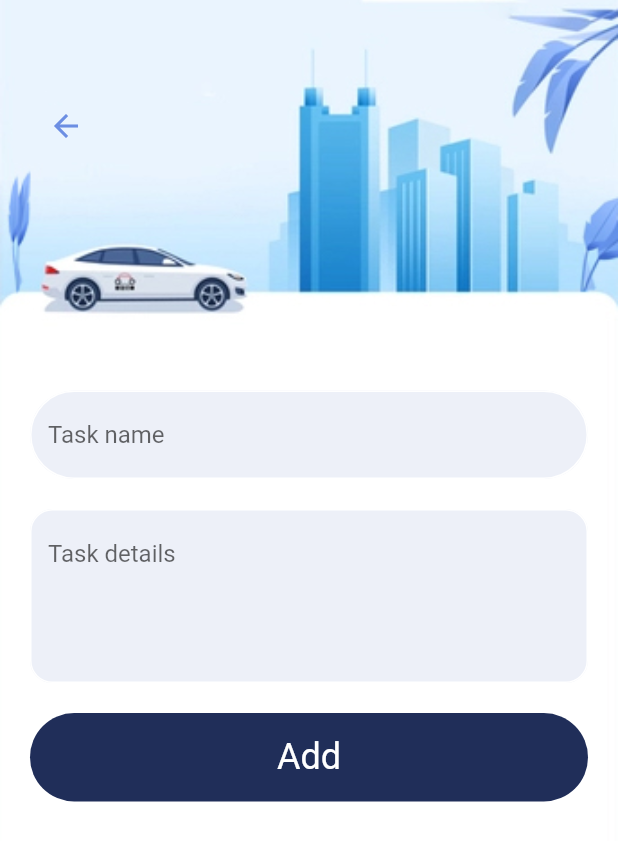
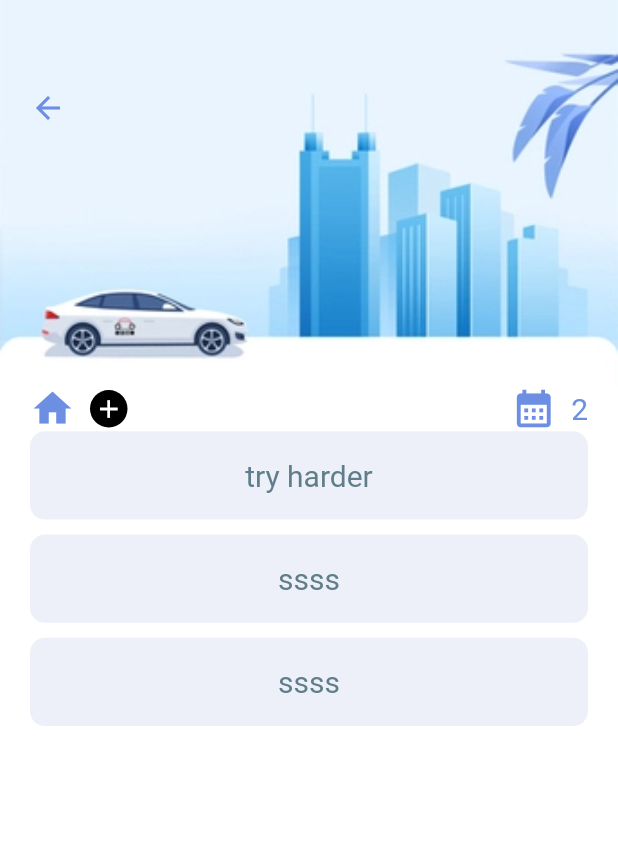
Before and after one commit to sinahosseini76/flutter-todo-task, a Flutter app: the screen it shows after launch, on a phone screen of 412 x 824 dp. Shown: the top 841 px of the screen. Run offline on Flutter 3.47's test engine with Material 2 defaults, Android fonts, the phone set to English and light mode, and no system bars.

Commit message:
all task screen

```diff
--- a/lib/main.dart
+++ b/lib/main.dart
@@ -1,5 +1,6 @@
 import 'package:flutter/material.dart';
 import 'package:flutter_golang_yt/screens/add_task.dart';
+import 'package:flutter_golang_yt/screens/all_tasks.dart';
 import 'package:flutter_golang_yt/screens/home_screen.dart';
 
 void main() {
@@ -18,7 +19,7 @@ class MyApp extends StatelessWidget {
       theme: ThemeData(
         primarySwatch: Colors.blue,
       ),
-      home: const AddTask(),
+      home: const AllTasks(),
     );
   }
 }
--- /dev/null
+++ b/lib/screens/all_tasks.dart
@@ -0,0 +1,77 @@
+import 'package:flutter/cupertino.dart';
+import 'package:flutter/material.dart';
+import 'package:flutter_golang_yt/colors/app_colors.dart';
+import 'package:flutter_golang_yt/widgets/task_widget.dart';
+
+class AllTasks extends StatelessWidget {
+  const AllTasks({Key? key}) : super(key: key);
+
+  @override
+  Widget build(BuildContext context) {
+    List myData = [
+      "try harder",
+      "ssss",
+      "ssss",
+    ];
+    return Scaffold(
+      backgroundColor: Colors.white,
+      body: Column(
+        children: [
+          Container(
+            padding: const EdgeInsets.only(left: 20,top: 60),
+            alignment: Alignment.topLeft,
+            child: Icon(Icons.arrow_back, color: AppColors.secondaryColor,),
+            width: double.maxFinite,
+            height: MediaQuery.of(context).size.height/3.2,
+            decoration:const BoxDecoration(
+                image: DecorationImage(
+                    fit: BoxFit.cover,
+                    image:  AssetImage(
+                        "assets/header1.jpg"
+                    )
+                )
+            ),
+
+          ),
+          Container(
+            padding: EdgeInsets.only(left: 20, right: 20),
+            child: Row(
+              children: [
+                Icon(Icons.home, color: AppColors.secondaryColor,size: 30,),
+                SizedBox(width: 10,),
+                Container(
+                  child: Icon(Icons.add,color: Colors.white,size: 20,),
+                  width: 25,
+                  height: 25,
+                  decoration: BoxDecoration(
+                    borderRadius: BorderRadius.circular(12.5),
+                    color: Colors.black
+                  ),
+                ),
+                Expanded(child: Container()),
+                Icon(Icons.calendar_month_sharp, color: AppColors.secondaryColor,size: 30,),
+                SizedBox(width: 10,),
+                Text("2", style: TextStyle(
+                  fontSize: 20,
+                  color:  AppColors.secondaryColor
+                ))
+              ],
+            ),
+          ),
+          Flexible(
+              child: ListView.builder(
+                  itemCount: myData.length,
+                  itemBuilder: (context, index){
+                return Container(
+                  margin: const EdgeInsets.only(left: 20, right: 20,bottom: 10),
+                  child: TaskWidget(
+                    text: myData[index], color: Colors.blueGrey,
+                  ),
+                );
+              }),
+          ),
+        ],
+      ),
+    );
+  }
+}
```
